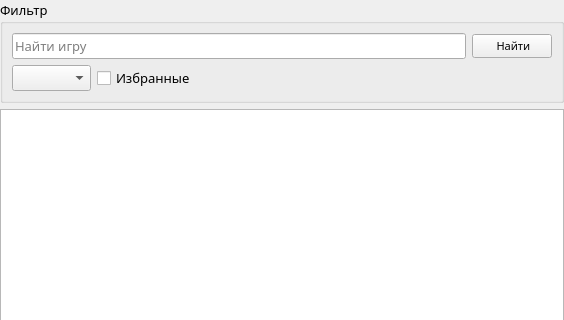
Qt form AraSteamManager/MainSubForms/formgames.ui (Arankir/AraSteamManager) before a commit; both pictures show x 0 to 564 and y 0 to 320 of the 564 by 493 pixel window.
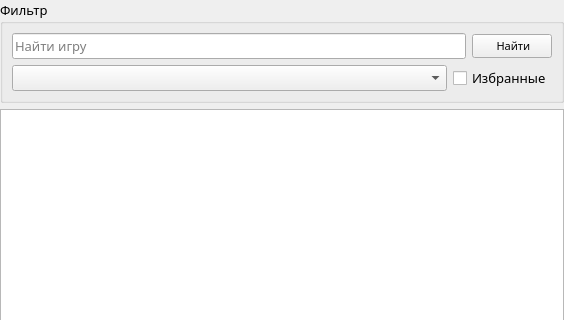
The same form after that commit. Custom widgets are drawn as their Qt base class.

```diff
--- a/AraSteamManager/MainSubForms/formgames.ui
+++ b/AraSteamManager/MainSubForms/formgames.ui
@@ -93,24 +93,17 @@
         </item>
         <item>
          <widget class="QCheckBox" name="CheckBoxFavorites">
+          <property name="sizePolicy">
+           <sizepolicy hsizetype="Maximum" vsizetype="Fixed">
+            <horstretch>0</horstretch>
+            <verstretch>0</verstretch>
+           </sizepolicy>
+          </property>
           <property name="text">
            <string>Избранные</string>
           </property>
          </widget>
         </item>
-        <item>
-         <spacer name="horizontalSpacer">
-          <property name="orientation">
-           <enum>Qt::Horizontal</enum>
-          </property>
-          <property name="sizeHint" stdset="0">
-           <size>
-            <width>40</width>
-            <height>20</height>
-           </size>
-          </property>
-         </spacer>
-        </item>
        </layout>
       </item>
      </layout>
```
Left out of the diff: 2 changed lines with no effect on the pictures.
